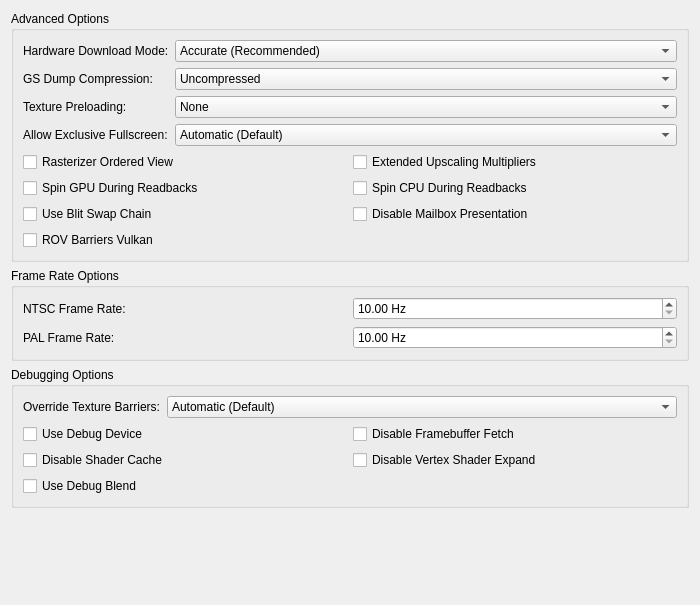
Before: the Qt Designer form pcsx2-qt/Settings/GraphicsAdvancedSettingsTab.ui in PCSX2/pcsx2, drawn with Qt 5.
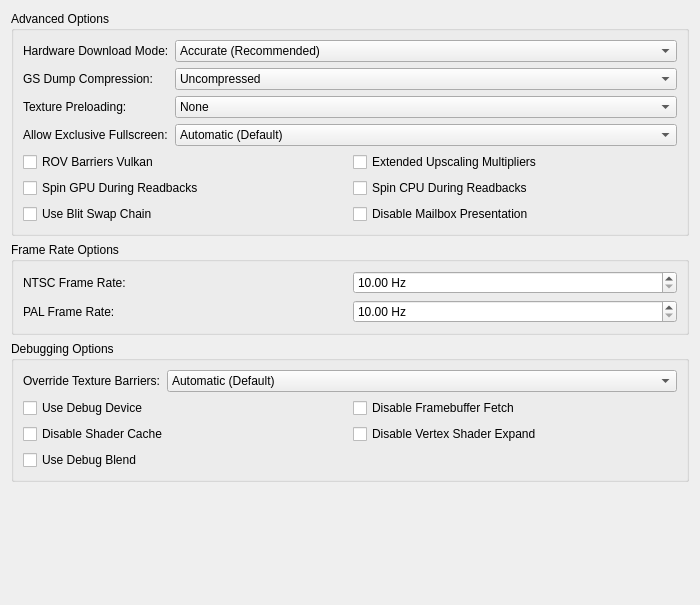
After: the same form once the commit is applied.

Commit message:
GS/HW: Set ROV default off and move the setting to Graphics>Rendering.
May have negative performance impacts on some games/systems. Allow users to opt in.

```diff
--- a/pcsx2-qt/Settings/GraphicsAdvancedSettingsTab.ui
+++ b/pcsx2-qt/Settings/GraphicsAdvancedSettingsTab.ui
@@ -113,9 +113,9 @@
          </widget>
         </item>
         <item row="1" column="0">
-         <widget class="QCheckBox" name="rov">
+         <widget class="QCheckBox" name="rovBarriersVK">
           <property name="text">
-           <string>Rasterizer Ordered View</string>
+           <string>ROV Barriers Vulkan</string>
           </property>
          </widget>
         </item>
@@ -133,13 +133,6 @@
           </property>
          </widget>
         </item>
-        <item row="4" column="0">
-         <widget class="QCheckBox" name="rovBarriersVK">
-          <property name="text">
-           <string>ROV Barriers Vulkan</string>
-          </property>
-         </widget>
-        </item>
        </layout>
       </item>
       <item row="6" column="0">
```
The commit also changes 4 other files.
